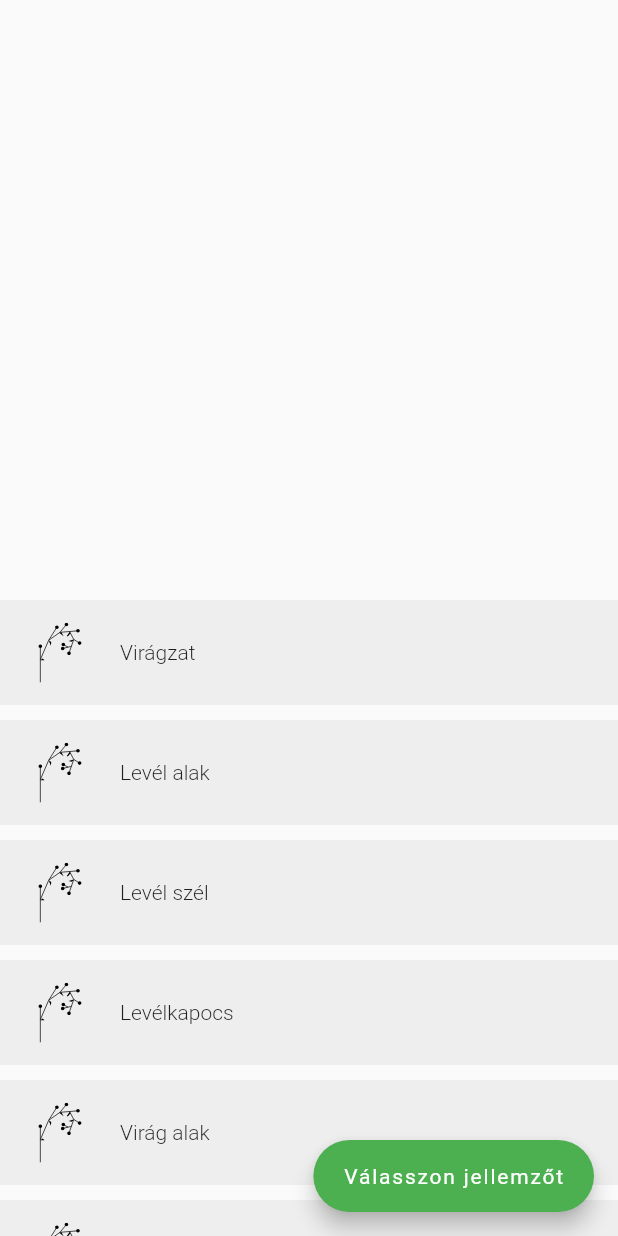
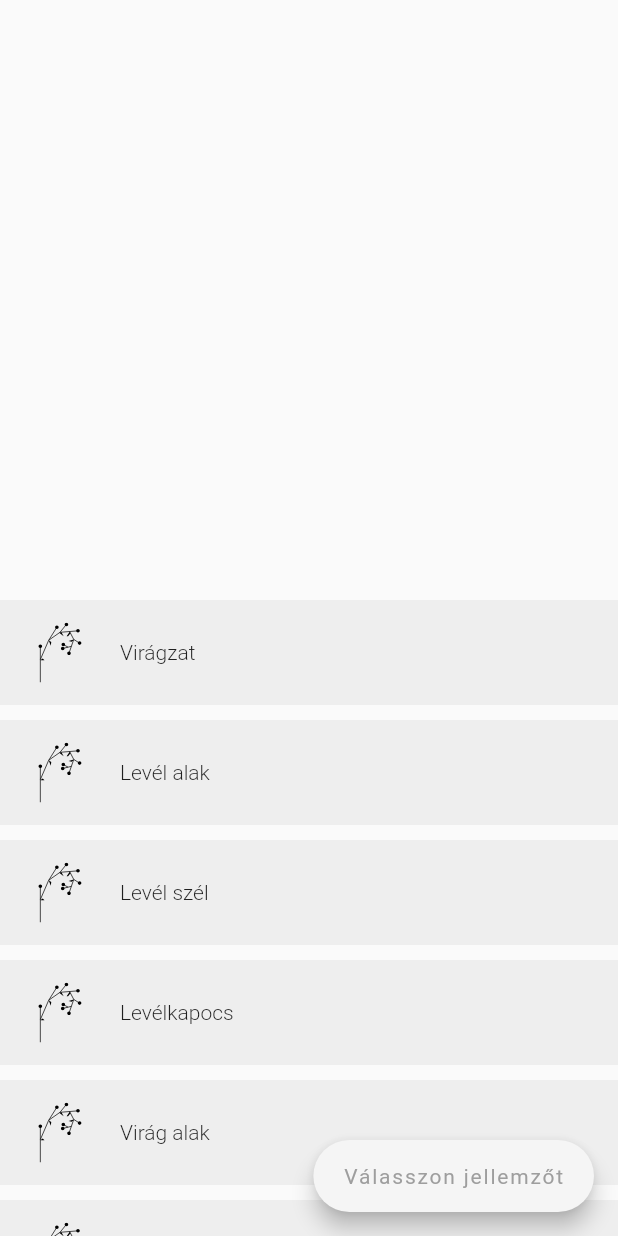
Before and after one commit to cszsm/fyto, a Flutter app: the screen it shows after launch, on a phone screen of 412 x 824 dp. Run offline on Flutter 3.47's test engine with Material 2 defaults, Android fonts, the phone set to English and light mode, and no system bars; our stand-ins replace firebase_core, firebase_storage, flutter_svg; missing offline and left inert: firebase_core_web, firebase_storage_web, flutter_archive; accounts and stored records are empty; network calls fail.

```diff
--- a/lib/main.dart
+++ b/lib/main.dart
@@ -55,21 +55,29 @@ class _MyHomePageState extends State<MyHomePage> {
   List<Plant> foundPlants = [];
   String text = 'Válasszon jellemzőt';
   bool isPlantFound = false;
+  bool fabEnabled = false;
 
   void _filterPlants(Map<String, String> selection) {
     final criteria = PlantAttributes(selection);
     final p = plants.map((e) => Plant.fromRaw(e)).toList();
     foundPlants = filterPlants(criteria, p);
     setState(() {
-      if (foundPlants.length > 1) {
+      if (selection.isEmpty) {
+        text = 'Válasszon jellemzőt';
+        isPlantFound = false;
+        fabEnabled = false;
+      } else if (foundPlants.length > 1) {
         text = '${foundPlants.length} talált növény';
         isPlantFound = false;
+        fabEnabled = true;
       } else if (foundPlants.length == 1) {
         text = foundPlants[0].name;
         isPlantFound = true;
+        fabEnabled = true;
       } else {
         text = 'Nincs ilyen növény';
         isPlantFound = false;
+        fabEnabled = false;
       }
     });
   }
@@ -104,12 +112,14 @@ class _MyHomePageState extends State<MyHomePage> {
         height: availableHeigth,
       ),
       floatingActionButton: FloatingActionButton.extended(
-        onPressed: isPlantFound
+        onPressed: fabEnabled
+            ? (isPlantFound
                 ? () {
                     Navigator.push(
                         context,
                         MaterialPageRoute(
-                        builder: (context) => PlantDetails(foundPlants[0])));
+                            builder: (context) =>
+                                PlantDetails(foundPlants[0])));
                   }
                 : () {
                     showDialog(
@@ -117,11 +127,16 @@ class _MyHomePageState extends State<MyHomePage> {
                         builder: (context) {
                           return ResultSelector(foundPlants);
                         });
-              },
+                  })
+            : null,
         label: Text(
           text,
-          style: const TextStyle(fontWeight: FontWeight.w400),
+          style: TextStyle(
+            color: fabEnabled ? Colors.white : Colors.grey,
+            fontWeight: FontWeight.w400,
           ),
+        ),
+        backgroundColor: fabEnabled ? Colors.green : Colors.grey[100],
       ),
     );
   }
```
Also changed, not shown: 1 other file. Lines whose indentation alone changed are shown as unchanged.
